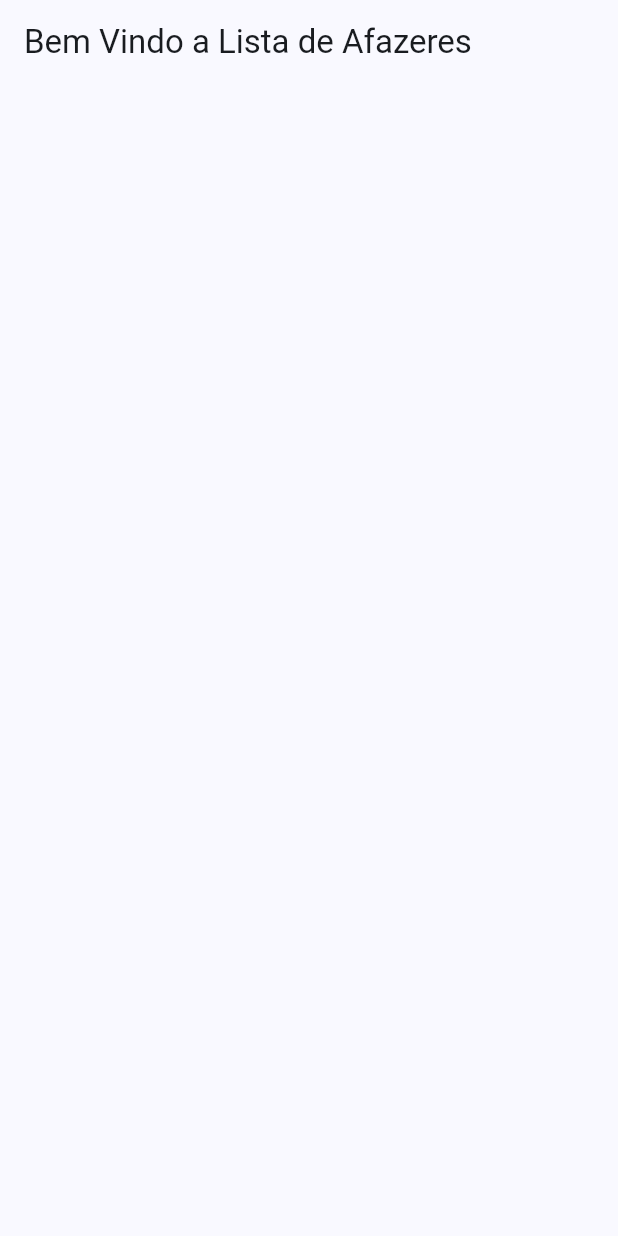
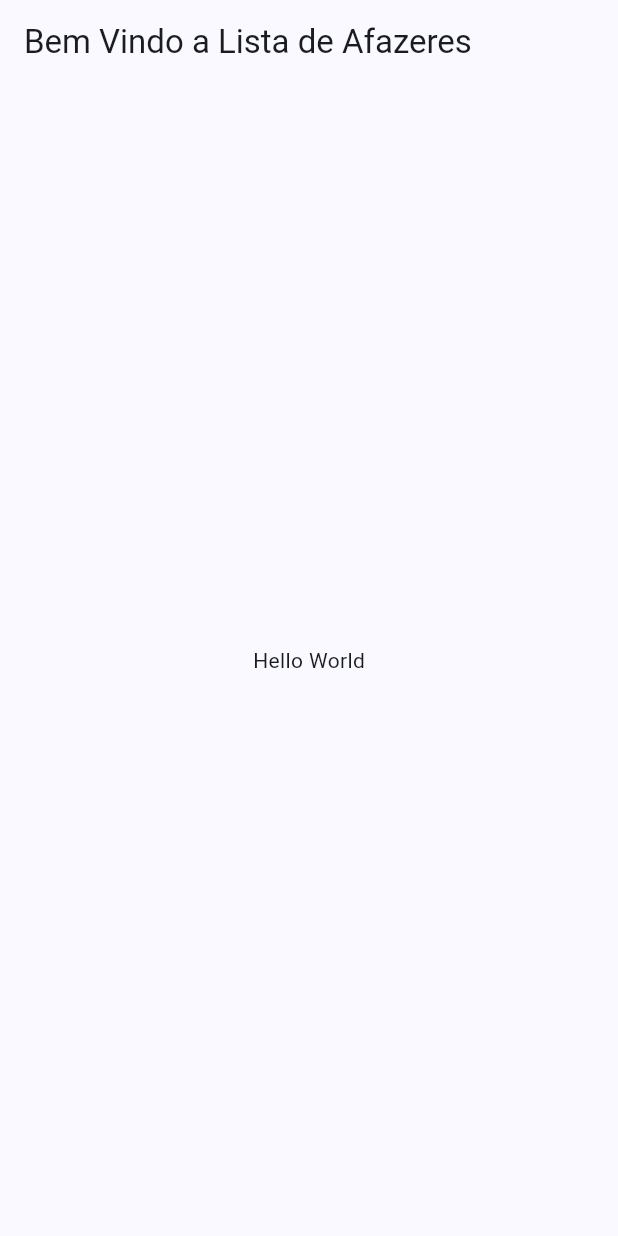
Before and after one commit to William-Fonseca-Geralde/To-Do-List_Flutter, a Flutter app: the screen it shows after launch, on a phone screen of 412 x 824 dp. Run offline on Flutter 3.47's test engine with Material 3 defaults, Android fonts, the phone set to English and light mode, and no system bars.

Commit message:
Adicionado um "Hello World" na tela principal

```diff
--- a/projeto_todolist/lib/src/features/home/presentation/home_page.dart
+++ b/projeto_todolist/lib/src/features/home/presentation/home_page.dart
@@ -14,6 +14,14 @@ class _HomePageState extends State<HomePage> {
       appBar: AppBar(
         title: const Text('Bem Vindo a Lista de Afazeres'),
       ),
+      body: const Center(
+        child: Column(
+          mainAxisAlignment: MainAxisAlignment.spaceAround,
+          children: [
+            Text('Hello World')
+          ],
+        ),
+      ),
     );
   }
 }
```
